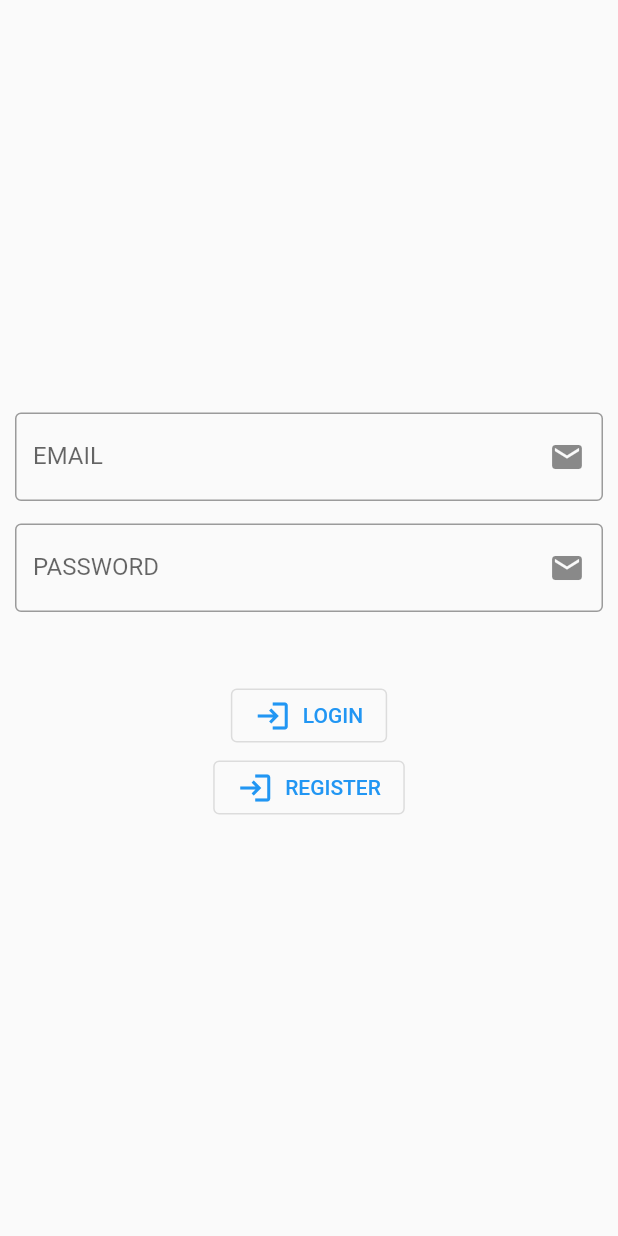
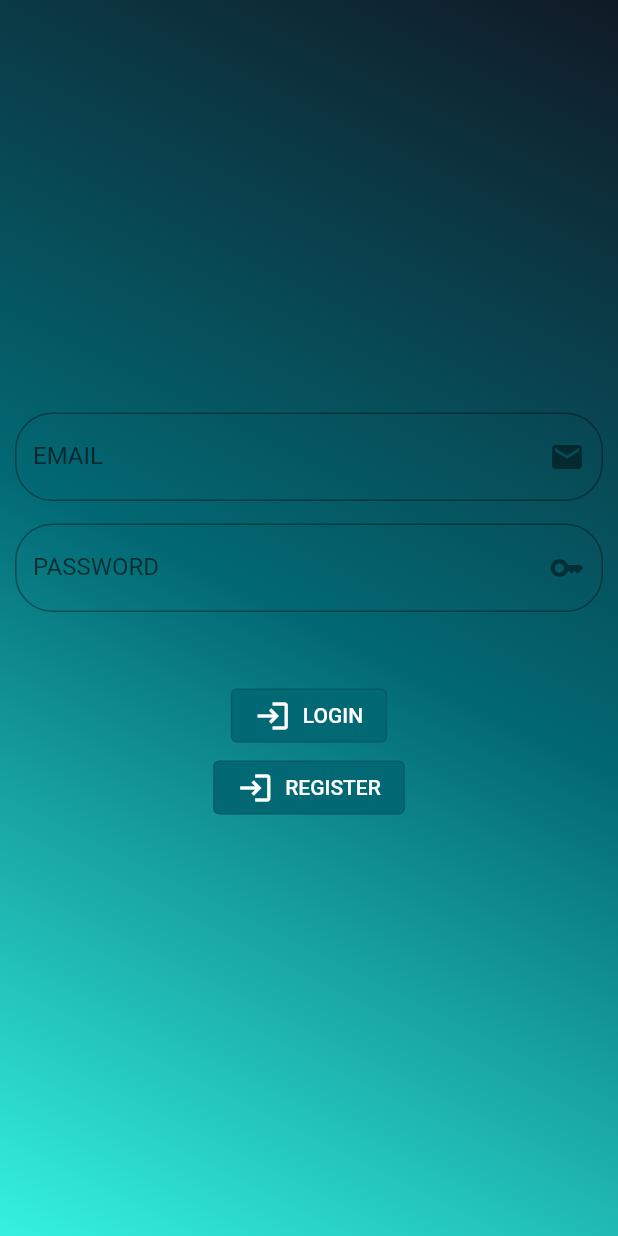
Before and after one commit to EmmanuelPereira1/API_series, a Flutter app: the screen it shows after launch, on a phone screen of 412 x 824 dp. Run offline on Flutter 3.47's test engine with Material 2 defaults, Android fonts, the phone set to English and light mode, and no system bars; our stand-ins replace cloud_firestore, dio, firebase_auth, firebase_core, flutter_snake_navigationbar, font_awesome_flutter and 2 more; accounts and stored records are empty; network calls fail.

Commit message:
cores e icones

```diff
--- /dev/null
+++ b/lib/config/gradientbackground.dart
@@ -0,0 +1,13 @@
+import 'package:flutter/material.dart';
+
+class GradientColor {
+  static BoxDecoration gradient = const BoxDecoration(
+      gradient: LinearGradient(
+          begin: Alignment.topRight,
+          end: Alignment.bottomLeft,
+          colors: <Color>[
+        Color(0XFF101A26),
+        Color(0XFF026873),
+        Color(0xFF35F2DF)
+      ]));
+}
--- a/lib/login/login_page.dart
+++ b/lib/login/login_page.dart
@@ -1,3 +1,4 @@
+import 'package:api_series/config/gradientbackground.dart';
 import 'package:api_series/login/hometest.dart';
 import 'package:api_series/login/register/register.dart';
 import 'package:api_series/request/get_api.dart';
@@ -33,9 +34,10 @@ class _LoginPageState extends State<LoginPage> {
   @override
   Widget build(BuildContext context) {
     return MaterialApp(
-      scaffoldMessengerKey: _messangerKey,
       home: Scaffold(
-        body: Padding(
+        body: Container(
+          decoration: GradientColor.gradient,
+          child: Padding(
             padding: const EdgeInsets.all(10.0),
             child: SafeArea(
               child: Center(
@@ -46,7 +48,9 @@ class _LoginPageState extends State<LoginPage> {
                       controller: emailController,
                       decoration: const InputDecoration(
                         labelText: "EMAIL",
-                      border: OutlineInputBorder(),
+                        border: OutlineInputBorder(
+                            borderRadius:
+                                BorderRadius.all(Radius.circular(25))),
                         suffixIcon: Icon(Icons.email),
                       ),
                     ),
@@ -58,14 +62,21 @@ class _LoginPageState extends State<LoginPage> {
                       obscureText: true,
                       decoration: const InputDecoration(
                         labelText: "PASSWORD",
-                      border: OutlineInputBorder(),
-                      suffixIcon: Icon(Icons.email),
+                        border: OutlineInputBorder(
+                            borderRadius:
+                                BorderRadius.all(Radius.circular(25))),
+                        suffixIcon: Icon(Icons.key
+                         ),
                       ),
                     ),
                     const SizedBox(
                       height: 45,
                     ),
                     OutlinedButton.icon(
+                      style: ButtonStyle(
+                        backgroundColor: MaterialStateProperty.all<Color>(
+                            const Color(0XFF026873)),
+                      ),
                       onPressed: () async {
                         await login();
                         if (isLogin == true) {
@@ -78,20 +89,33 @@ class _LoginPageState extends State<LoginPage> {
                               const SnackBar(content: Text('puts campeão')));
                         }
                       },
-                      icon: const Icon(Icons.login),
-                      label: const Text("LOGIN")),
-
+                      icon: const Icon(Icons.login,
+                      color: Colors.white,),
+                      label: const Text(
+                        "LOGIN",
+                        style: TextStyle(color: Colors.white),
+                      ),
+                    ),
                     OutlinedButton.icon(
+                      style: ButtonStyle(
+                        backgroundColor: MaterialStateProperty.all<Color>(
+                            const Color(0XFF026873)),
+                      ),
                       onPressed: () {
-
                         Navigator.push(
                             context,
                             MaterialPageRoute(
                                 builder: ((context) => const RegisterApp())));
                       },
-                      icon: const Icon(Icons.login),
-                      label: const Text("REGISTER"))
+                      icon: const Icon(Icons.login_outlined,
+                       color: Colors.white,),
+                      label: const Text(
+                        "REGISTER",
+                        style: TextStyle(color: Colors.white),
+                      ),
+                    )
                   ],
+                ),
               ),
             ),
           ),
--- a/lib/my_app.dart
+++ b/lib/my_app.dart
@@ -14,6 +14,7 @@ class MyApp extends StatelessWidget {
   Widget build(BuildContext context) => ChangeNotifierProvider(
     create: (context) => GoogleSignInProvider(),
     child: MaterialApp(
+
           title: 'Show Analytic',
           theme: theme(),
           debugShowCheckedModeBanner: false,
```
Also changed, not shown: lib/login/login_google.dart (+13 -13 lines), lib/pages/home_page.dart (+2 -9 lines). Lines whose indentation alone changed are shown as unchanged.
